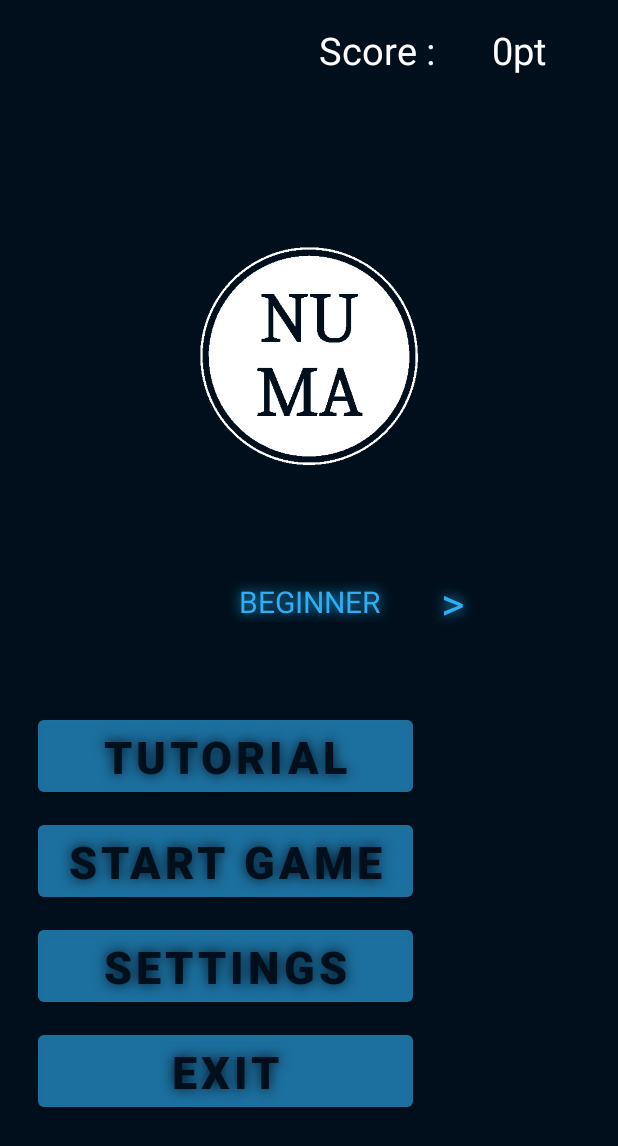
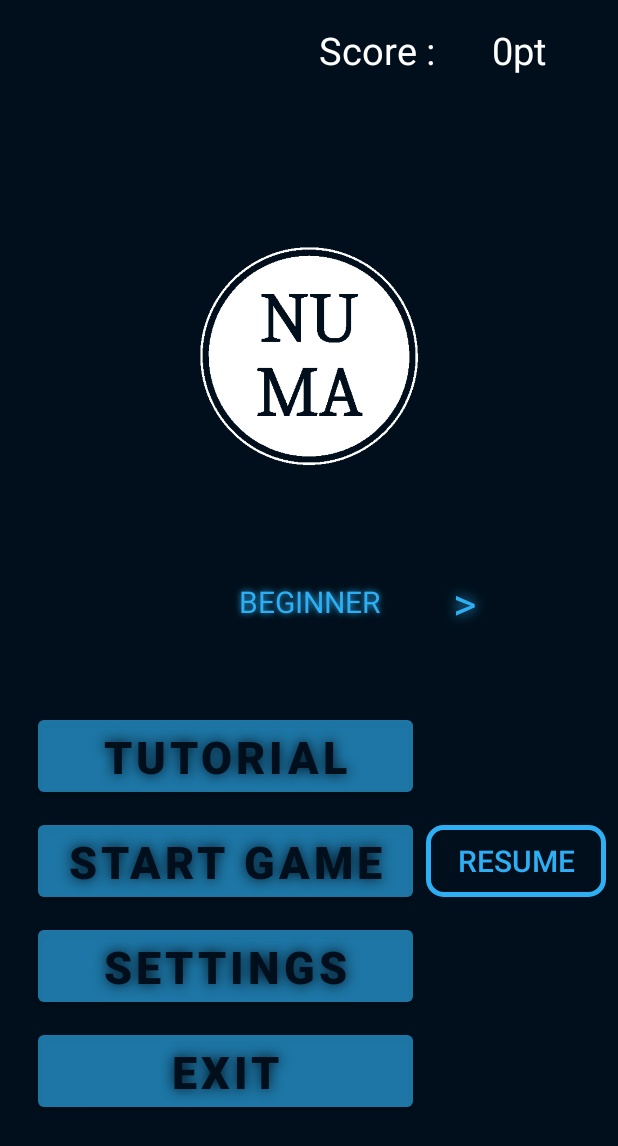
Before and after one commit to noro129/NuMa-Game, an Android app: the screen it shows after launch (Menu), on a phone screen of 412 x 824 dp. Shown: the top 1146 px of the screen. Run offline under Robolectric (Android 15) with nearby library versions, the phone set to English and light mode, and no system bars.

Commit message:
resume button added

```diff
--- a/app/src/main/java/com/exemple/numa/Menu.java
+++ b/app/src/main/java/com/exemple/numa/Menu.java
@@ -10,6 +10,7 @@ import android.widget.Button;
 import android.widget.TextView;
 
 public class Menu extends AppCompatActivity implements View.OnClickListener {
+
 
     int levelChosen;
     Button tutorial,start,settings,exit;
@@ -64,6 +65,7 @@ public class Menu extends AppCompatActivity implements View.OnClickListener {
                 break;
             case R.id.exit:
                 System.exit(0);
+                finish();
                 break;
             case R.id.slideLeft:
                 if (levelChosen==NuMa_Matrix.HARD) {
--- a/app/src/main/java/com/exemple/numa/PlayGame.java
+++ b/app/src/main/java/com/exemple/numa/PlayGame.java
@@ -419,4 +419,9 @@ public class PlayGame extends AppCompatActivity implements View.OnClickListener
             }
         }
     };
+
+    public void onDestroy() {
+        super.onDestroy();
+
+    }
 }
--- /dev/null
+++ b/app/src/main/res/drawable/button_bg.xml
@@ -0,0 +1,7 @@
+<?xml version="1.0" encoding="utf-8"?>
+
+<shape xmlns:android="http://schemas.android.com/apk/res/android" android:shape="rectangle">
+    <solid android:color="#00000000" />
+    <corners android:radius="10dp" />
+    <stroke android:width="5px" android:color="@color/foreground1" />
+</shape>
--- a/app/src/main/res/layout/activity_menu.xml
+++ b/app/src/main/res/layout/activity_menu.xml
@@ -75,6 +75,21 @@
         android:shadowDx="00"
         android:shadowDy="0"
         android:shadowRadius="10"/>
+
+    <androidx.appcompat.widget.AppCompatButton
+        android:id="@+id/resume"
+        android:layout_width="120dp"
+        android:layout_height="wrap_content"
+        android:text="RESUME"
+        android:textSize="20sp"
+        android:textColor="@color/foreground1"
+        app:layout_constraintBottom_toBottomOf="@+id/start"
+        app:layout_constraintEnd_toEndOf="parent"
+        app:layout_constraintStart_toEndOf="@+id/start"
+        app:layout_constraintTop_toTopOf="@+id/start"
+        android:background="@drawable/button_bg"
+        />
+
     <Button
         android:id="@+id/settings"
         android:layout_width="250dp"
@@ -132,7 +147,7 @@
             android:shadowColor="@color/foreground1"
             android:shadowDx="00"
             android:shadowDy="0"
-            android:shadowRadius="10"/>
+            android:shadowRadius="5"/>
 
         <TextView
             android:id="@+id/levelEasy"
@@ -180,7 +195,7 @@
         android:id="@+id/slideRight"
         android:layout_width="48dp"
         android:layout_height="48dp"
-        android:layout_marginStart="12dp"
+        android:layout_marginStart="20dp"
         android:clickable="true"
         android:gravity="center"
         android:shadowColor="@color/foreground1"
@@ -198,7 +213,7 @@
         android:id="@+id/slideLeft"
         android:layout_width="48dp"
         android:layout_height="48dp"
-        android:layout_marginEnd="12dp"
+        android:layout_marginEnd="20dp"
         android:gravity="center"
         android:shadowColor="@color/foreground1"
         android:shadowDx="00"
@@ -211,4 +226,5 @@
         app:layout_constraintEnd_toStartOf="@+id/level"
         app:layout_constraintTop_toTopOf="@+id/level"
         app:layout_constraintVertical_bias="0.461" />
+
 </androidx.constraintlayout.widget.ConstraintLayout>
--- a/app/src/main/res/values/colors.xml
+++ b/app/src/main/res/values/colors.xml
@@ -9,7 +9,7 @@
     <color name="white">#FFFFFFFF</color>
     <color name="background1">#000F1B</color>
     <color name="foreground1">#2EAEF3</color>
-    <color name="foreground1Alpha">#5f2EAEF3</color>
+    <color name="foreground1Alpha">#662EAEF3</color>
     <color name="foreground2">#00FFFF</color>
     <color name="foreground3">#8A8A8A</color>
     <color name="foreground4">#FF6600</color>
```
